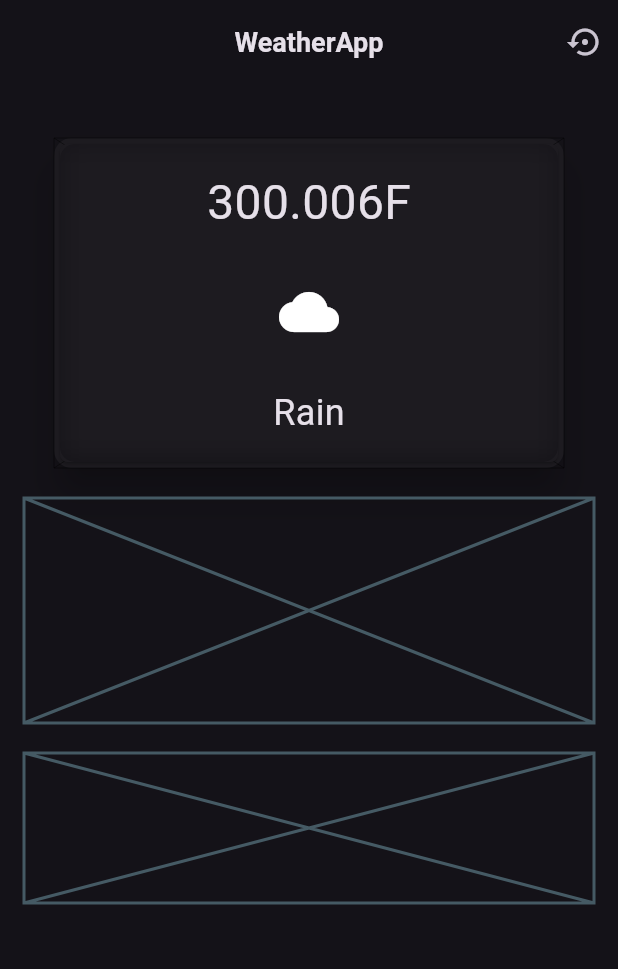
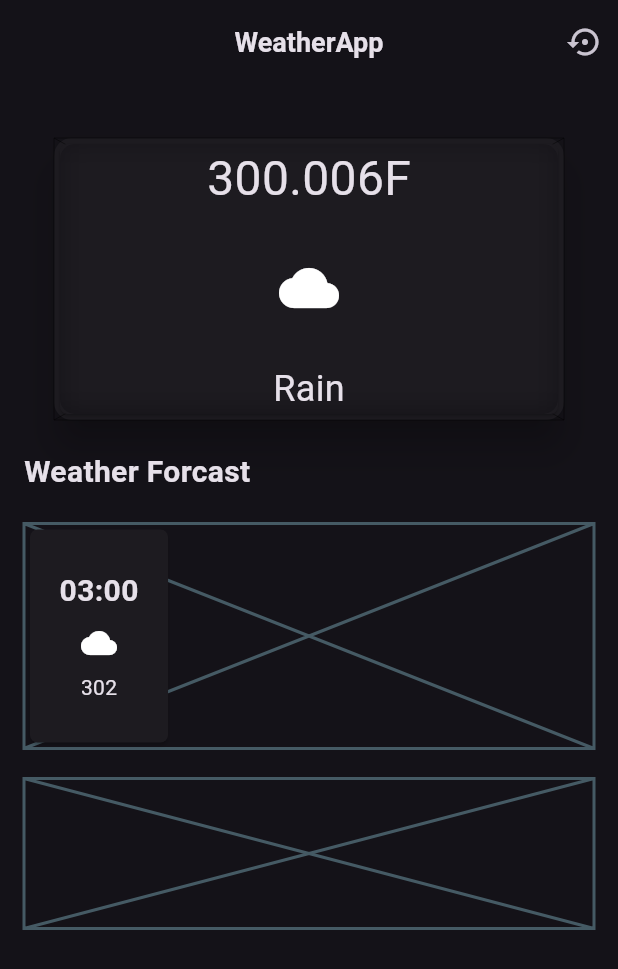
Before and after one commit to takiul-sumon/Weather-App, a Flutter app: the screen it shows after launch, on a phone screen of 412 x 824 dp. Shown: the top 969 px of the screen. Run offline on Flutter 3.47's test engine with Material 3 defaults, Android fonts, the phone set to English and light mode, and no system bars.

Commit message:
Weather Bar

```diff
--- a/lib/Resultbar.dart
+++ b/lib/Resultbar.dart
@@ -1,9 +1,46 @@
-// import 'package:flutter/material.dart';
-// class resultbar extends StatelessWidget {
-//   const resultbar({super.key});
+import 'package:flutter/material.dart';
 
-//   @override
-//   Widget Context context) {
-//     return  ;
-//   }
-// }
+class resultBar extends StatelessWidget {
+  const resultBar({super.key});
+
+  @override
+  Widget build(BuildContext context) {
+    return const Placeholder(
+      fallbackHeight: 150,
+      child: SingleChildScrollView(
+        child: Row(
+          children: [
+            SizedBox(
+              height: 150,
+              child: Row(
+                children: [
+                  SizedBox(
+                    width: 100,
+                    child: Card(
+                      shape: RoundedRectangleBorder(
+                          borderRadius: BorderRadius.all(Radius.circular(5))),
+                      child: Column(
+                        mainAxisAlignment: MainAxisAlignment.center,
+                        children: [
+                          Text(
+                            '03:00',
+                            style: TextStyle(
+                                fontSize: 20, fontWeight: FontWeight.bold),
+                          ),
+                          SizedBox(height: 8),
+                          Icon(Icons.cloud),
+                          SizedBox(height: 8),
+                          Text('302')
+                        ],
+                      ),
+                    ),
+                  ),
+                ],
+              ),
+            ),
+          ],
+        ),
+      ),
+    );
+  }
+}
--- a/lib/weather_screan.dart
+++ b/lib/weather_screan.dart
@@ -1,6 +1,7 @@
 import 'dart:ui';
 
 import 'package:flutter/material.dart';
+import 'package:weather_app/Resultbar.dart';
 
 class WeatherScrean extends StatelessWidget {
   const WeatherScrean({super.key});
@@ -27,37 +28,34 @@ class WeatherScrean extends StatelessWidget {
         ],
       ),
       body: Padding(
-          padding:  EdgeInsets.all(16.0),
+        padding: EdgeInsets.all(16.0),
         child: Column(
+          crossAxisAlignment:CrossAxisAlignment.start,
           children: [
             Padding(
-                padding: EdgeInsets.all(16.0),
-                child:  Card(
+              padding: const EdgeInsets.all(16.0),
+              child: Card(
                 elevation: 10,
                 child: Placeholder(
-                    strokeWidth: 0,color: Colors.black45,
-
+                  strokeWidth: 0,
+                  color: Colors.black45,
                   fallbackHeight: double.infinity,
                   fallbackWidth: double.infinity,
                   child: SizedBox(
-
                     width: double.infinity,
                     child: Card(
-                       shape: RoundedRectangleBorder(borderRadius: BorderRadius.all(Radius.circular(5))),
+                      shape: const RoundedRectangleBorder(
+                          borderRadius: BorderRadius.all(Radius.circular(5))),
                       child: ClipRRect(
                         borderRadius: BorderRadius.circular(10),
-
-                           child: BackdropFilter(filter: ImageFilter.blur(
+                        child: BackdropFilter(
+                          filter: ImageFilter.blur(
                             sigmaX: 10,
                             sigmaY: 10,
-
                           ),
                           //  blendMode: BlendMode.color,
-                             child:const Padding(
-                               padding:  EdgeInsets.all(16.0),
                           child: Column(
                             children: [
-
                               Text(
                                 '300.006F',
                                 style: TextStyle(fontSize: 32),
@@ -68,7 +66,6 @@ class WeatherScrean extends StatelessWidget {
                               Text(
                                 'Rain',
                                 style: TextStyle(fontSize: 24),
-
                               )
                             ],
                           ),
@@ -79,10 +76,17 @@ class WeatherScrean extends StatelessWidget {
                 ),
               ),
             ),
+            Align(
+              alignment: Alignment.bottomLeft,
+              child: Text(
+                'Weather Forcast',
+                style: TextStyle(fontSize: 20, fontWeight: FontWeight.bold),
               ),
-              Placeholder(
-                fallbackHeight: 150,
             ),
+            SizedBox(
+              height: 20,
+            ),
+            resultBar(),
             SizedBox(
               height: 20,
             ),
@@ -92,7 +96,6 @@ class WeatherScrean extends StatelessWidget {
           ],
         ),
       ),
-
     );
   }
 }
```
Lines whose indentation alone changed are shown as unchanged.
